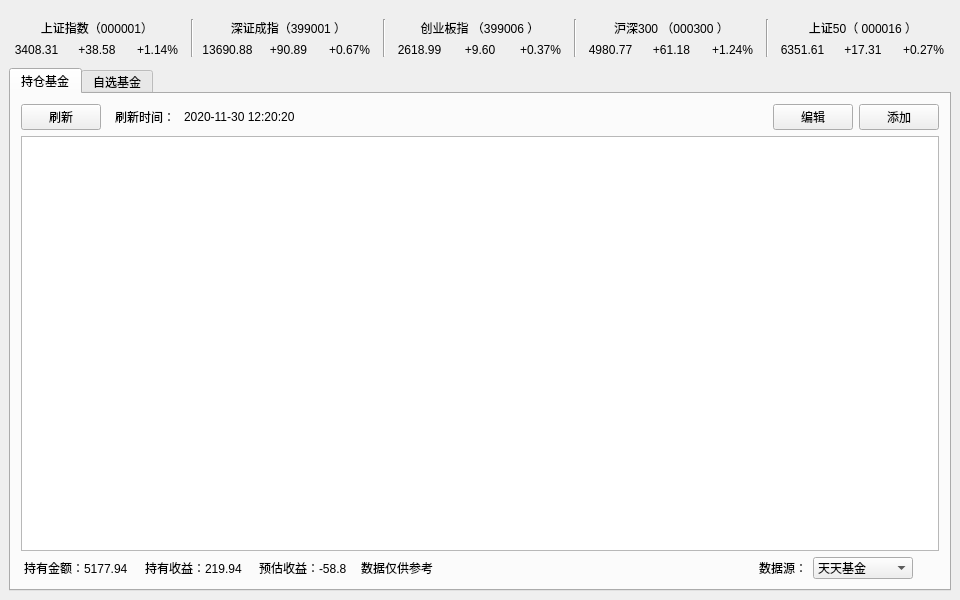
The window that form/fund_main_form.ui (xuzhonglin/FundView) describes before a commit, drawn with Qt 5.
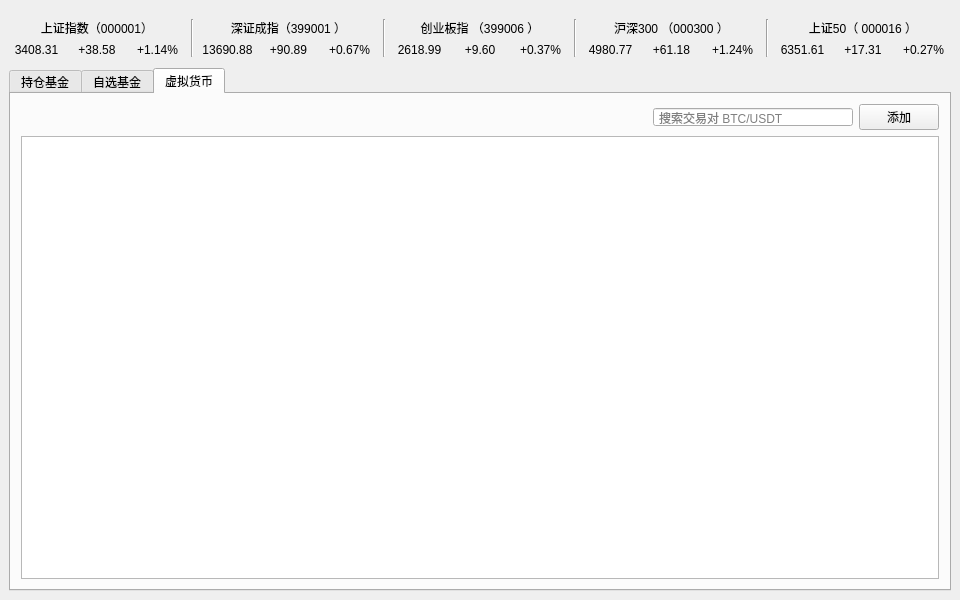
The same window after the commit. Icons and pictures are not drawn. Custom widgets are drawn as their Qt base class.

Commit message: 新增虚拟货币

What changed in the file:
```diff
--- a/form/fund_main_form.ui
+++ b/form/fund_main_form.ui
@@ -41,7 +41,7 @@
          <enum>QTabWidget::Rounded</enum>
         </property>
         <property name="currentIndex">
-         <number>0</number>
+         <number>2</number>
         </property>
         <widget class="QWidget" name="tab">
          <property name="sizePolicy">
@@ -417,6 +417,64 @@
           </item>
          </layout>
         </widget>
+        <widget class="QWidget" name="tab_3">
+         <attribute name="title">
+          <string>虚拟货币</string>
+         </attribute>
+         <layout class="QGridLayout" name="gridLayout_4">
+          <property name="leftMargin">
+           <number>10</number>
+          </property>
+          <property name="topMargin">
+           <number>10</number>
+          </property>
+          <property name="rightMargin">
+           <number>10</number>
+          </property>
+          <property name="bottomMargin">
+           <number>10</number>
+          </property>
+          <item row="0" column="1">
+           <widget class="QLineEdit" name="coinPairText">
+            <property name="maximumSize">
+             <size>
+              <width>200</width>
+              <height>16777215</height>
+             </size>
+            </property>
+            <property name="styleSheet">
+             <string notr="true">padding-left:3px;</string>
+            </property>
+            <property name="placeholderText">
+             <string>搜索交易对 BTC/USDT</string>
+            </property>
+           </widget>
+          </item>
+          <item row="0" column="2">
+           <widget class="QPushButton" name="addCoinPairBtn">
+            <property name="text">
+             <string>添加</string>
+            </property>
+           </widget>
+          </item>
+          <item row="0" column="0">
+           <spacer name="horizontalSpacer_4">
+            <property name="orientation">
+             <enum>Qt::Horizontal</enum>
+            </property>
+            <property name="sizeHint" stdset="0">
+             <size>
+              <width>40</width>
+              <height>20</height>
+             </size>
+            </property>
+           </spacer>
+          </item>
+          <item row="1" column="0" colspan="3">
+           <widget class="QTableWidget" name="coinMarketTable"/>
+          </item>
+         </layout>
+        </widget>
        </widget>
       </item>
      </layout>
```
Left out of the diff: 10 changed lines with no effect on the pictures. The commit also changes 35 other files.
